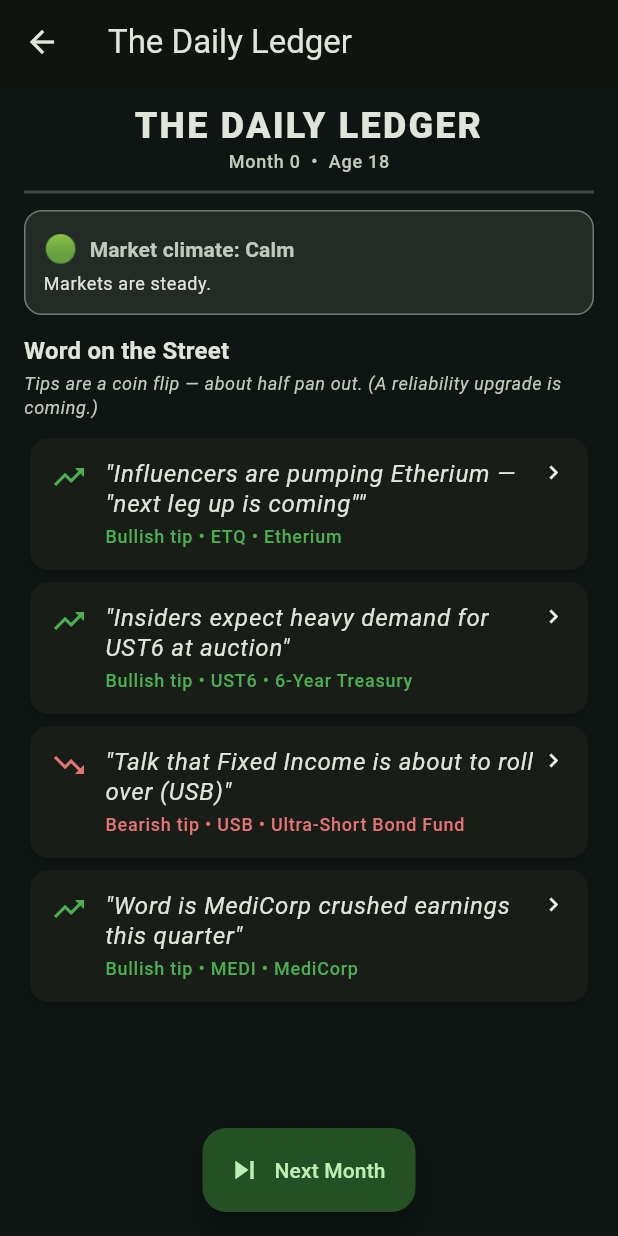
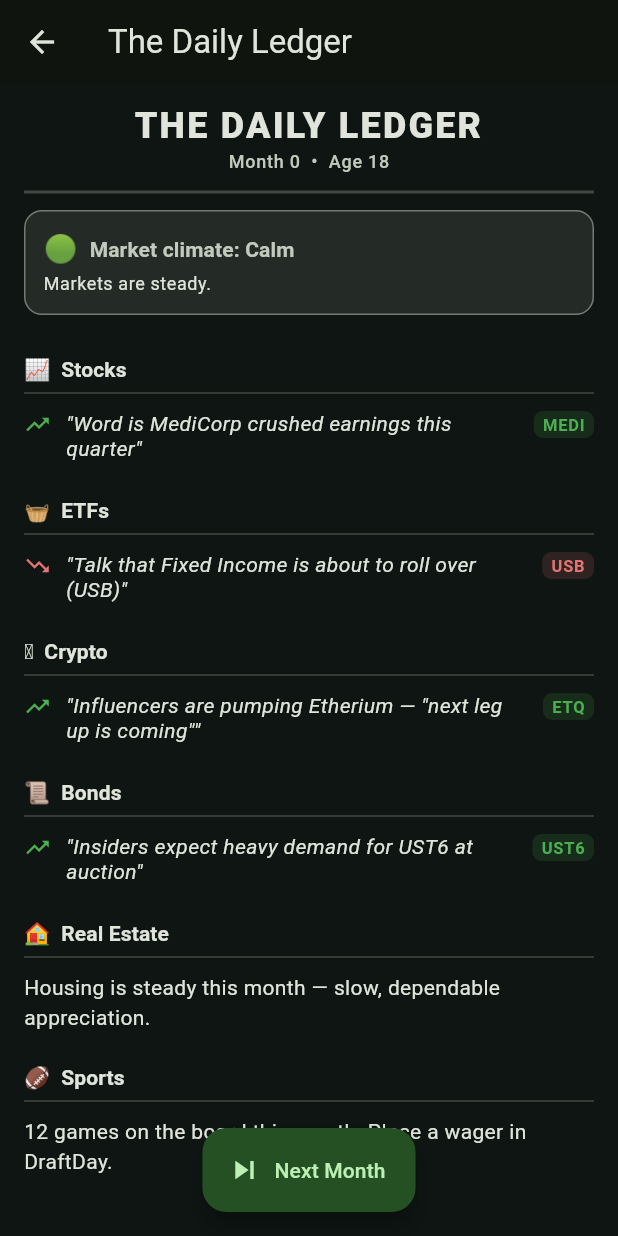
Before and after one commit to Armandoxh/Territorygame, a Flutter app: the screen it shows after launch, after a tap on "Ledger", on a phone screen of 412 x 824 dp. Run offline on Flutter 3.47's test engine with Material 3 defaults, Android fonts, the phone set to English and light mode, and no system bars.

Commit message:
Split the Ledger into scannable categories (build 32)
The news was one long wordy scroll. Regrouped this month's rumors by kind
into compact sections (Stocks/ETFs/Crypto/Bonds) with one-line tip rows, and
added short Real Estate and Sports reads. Much less to read at a glance.

```diff
--- a/dev_log/6-5-2026.txt
+++ b/dev_log/6-5-2026.txt
@@ -40,3 +40,10 @@ pill to each paying row in market_tab (_Subtitle): "3.5% div" for stocks/ETFs wi
 dividendYield, "4.2% coupon" for bonds. Crypto/growth names show nothing. The detail
 screen already listed Dividend yield/Coupon in Key stats, so this just closes the
 browse-list gap. No engine change.
+build 32 (v0.20.0) — Categorized the Ledger (note 2 of the batch). The news was one long
+wordy scroll of big italic rumor cards. Rewrote news_tab to group this month's rumors by
+asset kind into compact sections — 📈 Stocks, 🧺 ETFs, 🪙 Crypto, 📜 Bonds — each a header +
+one-line tip rows (direction icon, short headline, ticker chip), and added short 🏠 Real
+Estate (regime-flavored housing read) and 🏈 Sports (slate/open-bets teaser) sections plus
+the settled list. Much less to read; scannable by category. Dropped the wordy reliability
+preamble. No engine change.
--- a/wealthquest/lib/ui/news_tab.dart
+++ b/wealthquest/lib/ui/news_tab.dart
@@ -1,6 +1,7 @@
 import 'package:flutter/material.dart';
 
 import '../data/catalog.dart';
+import '../models/asset.dart';
 import '../models/climate.dart';
 import '../models/rumor.dart';
 import '../state/game_controller.dart';
@@ -8,20 +9,51 @@ import '../util/format.dart';
 import 'asset_detail_screen.dart';
 import 'widgets/ui_helpers.dart';
 
-/// "The Daily Ledger" — a newspaper of rumors. Tips hint at where prices are
-/// headed, but the rumor mill is only right some of the time (25% at base).
+/// "The Daily Ledger" — a newspaper of rumors, now split into scannable
+/// sections (stocks, ETFs, crypto, bonds) plus quick real-estate and sports
+/// reads. Tips hint at where prices are headed, but they're a coin flip.
 class NewsTab extends StatelessWidget {
   const NewsTab({super.key, required this.game});
 
   final GameController game;
 
+  /// Order + heading (with emoji) for each market-rumor category.
+  static const List<AssetKind> _order = [
+    AssetKind.stock,
+    AssetKind.etf,
+    AssetKind.crypto,
+    AssetKind.bond,
+  ];
+
+  static String _heading(AssetKind k) {
+    switch (k) {
+      case AssetKind.stock:
+        return '📈  Stocks';
+      case AssetKind.etf:
+        return '🧺  ETFs';
+      case AssetKind.crypto:
+        return '🪙  Crypto';
+      case AssetKind.bond:
+        return '📜  Bonds';
+      default:
+        return k.label;
+    }
+  }
+
   @override
   Widget build(BuildContext context) {
     final theme = Theme.of(context);
+
+    // Group this month's rumors by asset kind.
+    final byKind = <AssetKind, List<Rumor>>{};
+    for (final r in game.currentRumors) {
+      final k = Catalog.assetById(r.assetId).kind;
+      byKind.putIfAbsent(k, () => []).add(r);
+    }
+
     return ListView(
       padding: const EdgeInsets.fromLTRB(16, 12, 16, 96),
       children: [
-        // Masthead
         Center(
           child: Column(
             children: [
@@ -46,30 +78,62 @@ class NewsTab extends StatelessWidget {
 
         _climateBanner(theme),
 
-        _sectionTitle(theme, 'Word on the Street'),
-        Text(
-          game.reliabilityRevealed
-              ? 'Tips are running about ${pct(0.50)} accurate. Trade carefully.'
-              : 'Tips are a coin flip — about half pan out. (A reliability upgrade is coming.)',
-          style: theme.textTheme.bodySmall?.copyWith(
-            fontStyle: FontStyle.italic,
-            color: theme.colorScheme.onSurfaceVariant,
-          ),
-        ),
-        const SizedBox(height: 8),
+        // Market tips, grouped by category.
         if (game.currentRumors.isEmpty)
-          Text('Quiet month. No rumors circulating.',
+          Text('Quiet month on the markets — no rumors circulating.',
               style: theme.textTheme.bodyMedium)
         else
-          ...game.currentRumors.map((r) => _RumorCard(game: game, rumor: r)),
+          for (final k in _order)
+            if (byKind[k] != null)
+              _Section(
+                title: _heading(k),
+                children: [
+                  for (final r in byKind[k]!) _RumorRow(game: game, rumor: r),
+                ],
+              ),
 
-        if (game.lastResolved.isNotEmpty) ...[
-          const SizedBox(height: 16),
-          _sectionTitle(theme, 'Last Month, Settled'),
-          const SizedBox(height: 4),
-          ...game.lastResolved.map((r) => _ResolvedRow(rumor: r)),
+        // Real estate + sports quick reads (always present).
+        _Section(title: '🏠  Real Estate', children: [_realEstateLine(theme)]),
+        _Section(title: '🏈  Sports', children: [_sportsLine(theme)]),
+
+        if (game.lastResolved.isNotEmpty)
+          _Section(
+            title: '🗞️  Last Month, Settled',
+            children: [
+              for (final r in game.lastResolved) _ResolvedRow(rumor: r),
             ],
+          ),
       ],
+    );
+  }
+
+  Widget _realEstateLine(ThemeData theme) {
+    final reg = game.regime;
+    final String text;
+    if (reg == MarketRegime.boom || reg == MarketRegime.recovery) {
+      text = 'Buyers are out in force — homes move fast and prices are firming.';
+    } else if (reg == MarketRegime.downturn || reg == MarketRegime.crash) {
+      text = 'The market is cooling; sellers are trimming prices to close deals.';
+    } else {
+      text = 'Housing is steady this month — slow, dependable appreciation.';
+    }
+    return Padding(
+      padding: const EdgeInsets.symmetric(vertical: 6),
+      child: Text(text, style: theme.textTheme.bodyMedium),
+    );
+  }
+
+  Widget _sportsLine(ThemeData theme) {
+    final n = game.sportsSlate.length;
+    final open = game.bets.length;
+    final text = n == 0
+        ? 'No games on the board right now.'
+        : '$n games on the board this month'
+            '${open > 0 ? ' · you have $open open bet${open == 1 ? '' : 's'}' : ''}'
+            '. Place a wager in DraftDay.';
+    return Padding(
+      padding: const EdgeInsets.symmetric(vertical: 6),
+      child: Text(text, style: theme.textTheme.bodyMedium),
     );
   }
 
@@ -116,20 +180,39 @@ class NewsTab extends StatelessWidget {
       ),
     );
   }
+}
 
-  Widget _sectionTitle(ThemeData theme, String text) {
-    return Padding(
-      padding: const EdgeInsets.only(bottom: 2),
+/// A titled group of news rows with a thin divider header.
+class _Section extends StatelessWidget {
+  const _Section({required this.title, required this.children});
+
+  final String title;
+  final List<Widget> children;
+
+  @override
+  Widget build(BuildContext context) {
+    final theme = Theme.of(context);
+    return Column(
+      crossAxisAlignment: CrossAxisAlignment.stretch,
+      children: [
+        Padding(
+          padding: const EdgeInsets.only(top: 14, bottom: 2),
           child: Text(
-        text,
-        style: theme.textTheme.titleMedium?.copyWith(fontWeight: FontWeight.bold),
+            title,
+            style: theme.textTheme.titleSmall
+                ?.copyWith(fontWeight: FontWeight.bold),
           ),
+        ),
+        const Divider(height: 8),
+        ...children,
+      ],
     );
   }
 }
 
-class _RumorCard extends StatelessWidget {
-  const _RumorCard({required this.game, required this.rumor});
+/// A compact, one-glance market tip: direction icon, short headline, ticker.
+class _RumorRow extends StatelessWidget {
+  const _RumorRow({required this.game, required this.rumor});
 
   final GameController game;
   final Rumor rumor;
@@ -140,44 +223,42 @@ class _RumorCard extends StatelessWidget {
     final def = Catalog.assetById(rumor.assetId);
     final color = rumor.isBullish ? kGain : kLoss;
 
-    return Card(
-      child: InkWell(
-        borderRadius: BorderRadius.circular(12),
+    return InkWell(
+      borderRadius: BorderRadius.circular(8),
       onTap: () => Navigator.of(context).push(
         MaterialPageRoute(
           builder: (_) => AssetDetailScreen(game: game, def: def),
         ),
       ),
       child: Padding(
-          padding: const EdgeInsets.all(14),
+        padding: const EdgeInsets.symmetric(vertical: 8),
         child: Row(
           crossAxisAlignment: CrossAxisAlignment.start,
           children: [
             Icon(rumor.isBullish ? Icons.trending_up : Icons.trending_down,
-                  color: color),
-              const SizedBox(width: 12),
+                color: color, size: 18),
+            const SizedBox(width: 10),
             Expanded(
-                child: Column(
-                  crossAxisAlignment: CrossAxisAlignment.start,
-                  children: [
-                    Text(
+              child: Text(
                 '"${rumor.headline}"',
-                      style: theme.textTheme.bodyLarge?.copyWith(
-                        fontStyle: FontStyle.italic,
-                        height: 1.25,
+                maxLines: 2,
+                overflow: TextOverflow.ellipsis,
+                style: theme.textTheme.bodyMedium
+                    ?.copyWith(fontStyle: FontStyle.italic, height: 1.2),
               ),
             ),
-                    const SizedBox(height: 4),
-                    Text(
-                      '${rumor.isBullish ? 'Bullish' : 'Bearish'} tip • ${def.ticker} • ${def.name}',
-                      style: theme.textTheme.labelMedium?.copyWith(color: color),
+            const SizedBox(width: 8),
+            Container(
+              padding: const EdgeInsets.symmetric(horizontal: 6, vertical: 1),
+              decoration: BoxDecoration(
+                color: color.withOpacity(0.15),
+                borderRadius: BorderRadius.circular(6),
+              ),
+              child: Text(def.ticker,
+                  style: theme.textTheme.labelSmall
+                      ?.copyWith(color: color, fontWeight: FontWeight.w700)),
             ),
           ],
-                ),
-              ),
-              const Icon(Icons.chevron_right, size: 18),
-            ],
-          ),
         ),
       ),
     );
@@ -218,7 +299,10 @@ class _ResolvedRow extends StatelessWidget {
             child: Column(
               crossAxisAlignment: CrossAxisAlignment.start,
               children: [
-                Text(rumor.headline, style: theme.textTheme.bodySmall),
+                Text(rumor.headline,
+                    maxLines: 2,
+                    overflow: TextOverflow.ellipsis,
+                    style: theme.textTheme.bodySmall),
                 Text(
                   '${def.ticker} moved ${signedPct(rumor.actualMove)} that month',
                   style: theme.textTheme.labelSmall?.copyWith(
--- a/wealthquest/lib/version.dart
+++ b/wealthquest/lib/version.dart
@@ -4,7 +4,7 @@
 /// notable features) — see wealthquest/CLAUDE.md. The badge pinned at the top
 /// of the home header shows this, so you can instantly confirm the live page is
 /// the latest build (and not a stale cache).
-const String kAppVersion = '0.19.1';
-const int kBuildNumber = 31;
+const String kAppVersion = '0.20.0';
+const int kBuildNumber = 32;
 
 String get appVersionLabel => 'v$kAppVersion · build $kBuildNumber';
--- a/wealthquest/pubspec.yaml
+++ b/wealthquest/pubspec.yaml
@@ -1,7 +1,7 @@
 name: wealthquest
 description: "A mobile life-sim / stock-market game. Start at 18 with a day job; each Next Month advances a month — watch your investments perform."
 publish_to: "none"
-version: 0.19.1+31
+version: 0.20.0+32
 
 environment:
   sdk: ">=3.4.0 <4.0.0"
```
Also changed, not shown: 1 other file. Lines whose indentation alone changed are shown as unchanged.
